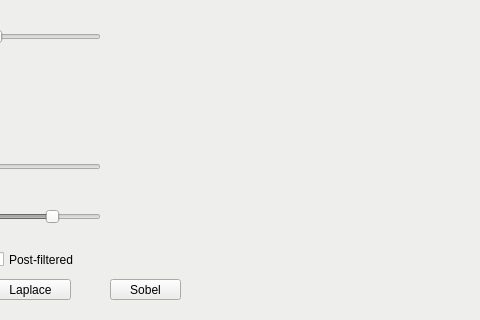
Above: widgets/disparity.ui from K1ntus/Projet-Technologique-L3 before the change; both pictures show x 440 to 920 and y 281 to 601 of the 1214 by 601 pixel window. Below: the same form after it.
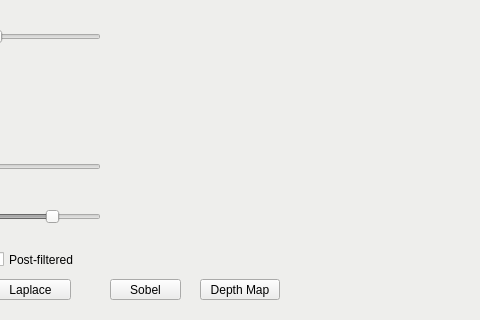
That is the form after the change.

Commit message: depth map

```diff
--- a/widgets/disparity.ui
+++ b/widgets/disparity.ui
@@ -1856,6 +1856,19 @@
     <string>Post-filtered</string>
    </property>
   </widget>
+  <widget class="QPushButton" name="depth_map">
+   <property name="geometry">
+    <rect>
+     <x>640</x>
+     <y>560</y>
+     <width>80</width>
+     <height>21</height>
+    </rect>
+   </property>
+   <property name="text">
+    <string>Depth Map</string>
+   </property>
+  </widget>
  </widget>
  <resources/>
  <connections/>
```
The commit also changes 4 other files.
